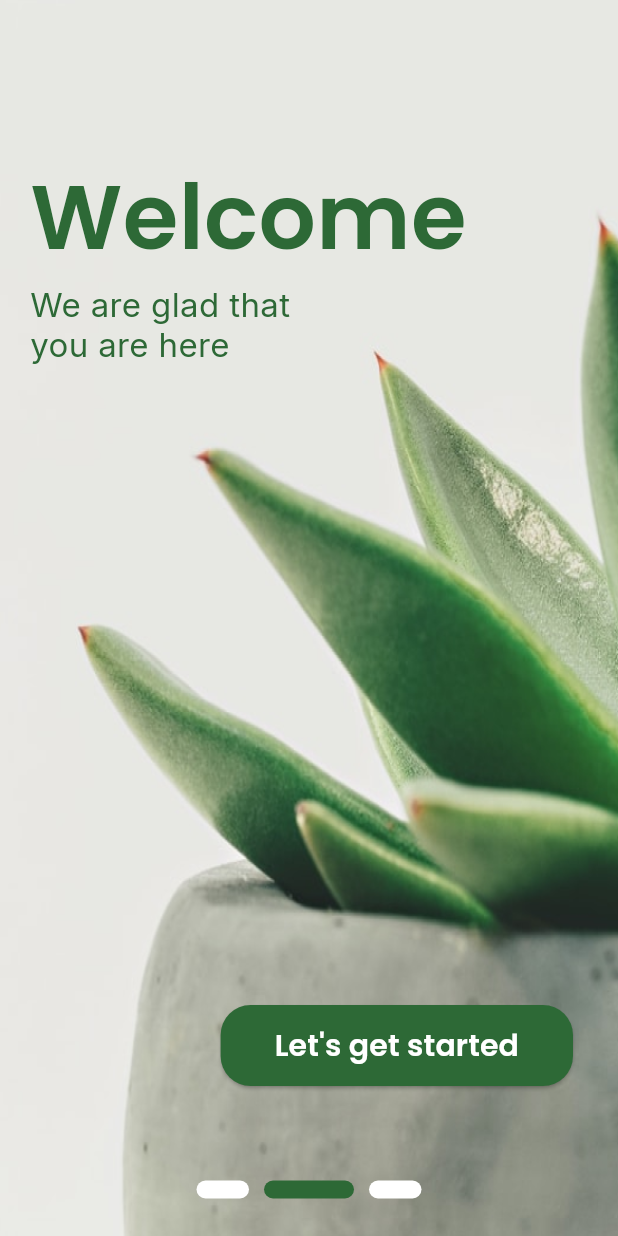
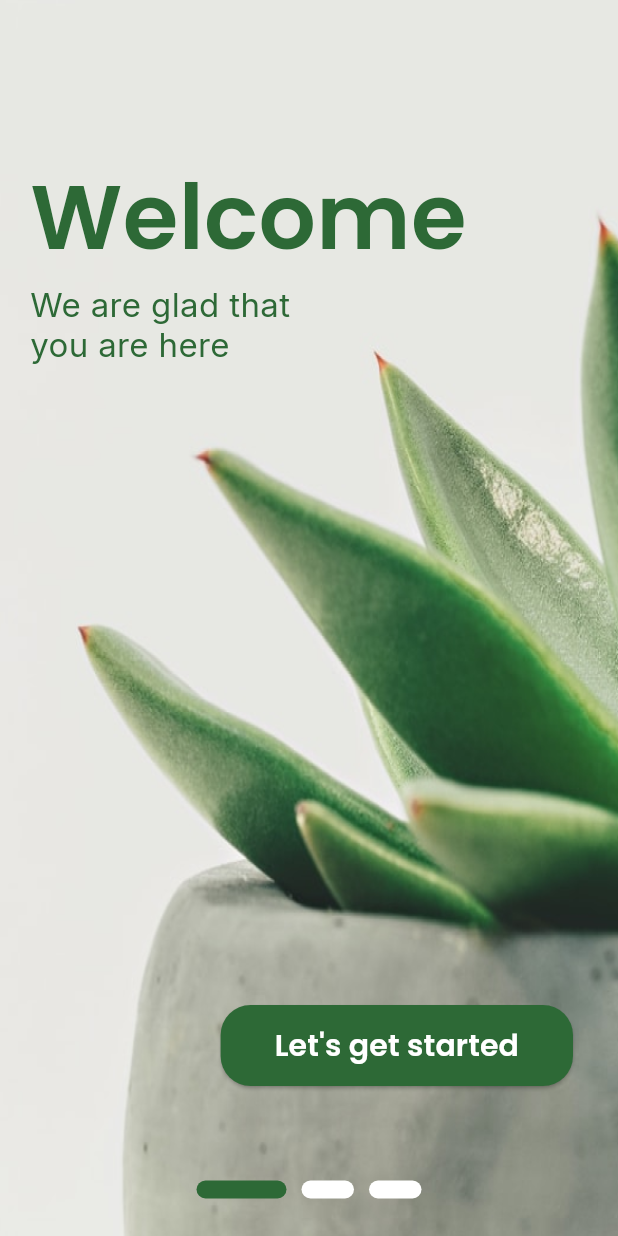
Before and after one commit to Morteza-Rezaei/flutter_templates_and_challenges, a Flutter app: the screen it shows after launch, on a phone screen of 412 x 824 dp. Run offline on Flutter 3.47's test engine with Material 3 defaults, Android fonts, the light colour scheme and no system bars; drawn by our look-alikes of dots_indicator; our stand-ins replace flutter_bloc, google_fonts.

Commit message:
landing_pages: bloc is added and works

```diff
--- /dev/null
+++ b/landing_pages/devtools_options.yaml
@@ -0,0 +1,3 @@
+description: This file stores settings for Dart & Flutter DevTools.
+documentation: https://docs.flutter.dev/tools/devtools/extensions#configure-extension-enablement-states
+extensions:
--- a/landing_pages/lib/main.dart
+++ b/landing_pages/lib/main.dart
@@ -1,4 +1,6 @@
 import 'package:flutter/material.dart';
+import 'package:flutter_bloc/flutter_bloc.dart';
+import 'package:landing_pages/ui/landing_page/bloc/landing_blocs.dart';
 import 'package:landing_pages/ui/landing_page/landing_page.dart';
 import 'package:landing_pages/values/app_colors.dart';
 
@@ -11,7 +13,13 @@ class MainApp extends StatelessWidget {
 
   @override
   Widget build(BuildContext context) {
-    return MaterialApp(
+    return MultiBlocProvider(
+      providers: [
+        BlocProvider(
+          create: (context) => LandingBlocs(),
+        ),
+      ],
+      child: MaterialApp(
         debugShowCheckedModeBanner: false,
         // set theme to green
         theme: ThemeData(
@@ -38,6 +46,7 @@ class MainApp extends StatelessWidget {
           ),
         ),
         home: const LandingPage(),
+      ),
     );
   }
 }
--- /dev/null
+++ b/landing_pages/lib/ui/landing_page/bloc/landing_blocs.dart
@@ -0,0 +1,15 @@
+import 'package:flutter_bloc/flutter_bloc.dart';
+import 'package:landing_pages/ui/landing_page/bloc/landing_events.dart';
+import 'package:landing_pages/ui/landing_page/bloc/landing_states.dart';
+
+class LandingBlocs extends Bloc<LandingEvents, LandingStates> {
+  LandingBlocs() : super(LandingStates()) {
+    on<LandingEvents>(_landingEvents);
+  }
+  void _landingEvents(LandingEvents event, Emitter<LandingStates> emit) {
+    emit(LandingStates(pageIndex: state.pageIndex));
+
+    // print the page index
+    print('Page Index: ${state.pageIndex}');
+  }
+}
--- /dev/null
+++ b/landing_pages/lib/ui/landing_page/bloc/landing_events.dart
@@ -0,0 +1 @@
+class LandingEvents {}
--- /dev/null
+++ b/landing_pages/lib/ui/landing_page/bloc/landing_states.dart
@@ -0,0 +1,6 @@
+class LandingStates {
+  int pageIndex;
+
+  // the first page index is 0
+  LandingStates({this.pageIndex = 0});
+}
--- a/landing_pages/lib/ui/landing_page/landing_page.dart
+++ b/landing_pages/lib/ui/landing_page/landing_page.dart
@@ -1,5 +1,9 @@
 import 'package:dots_indicator/dots_indicator.dart';
 import 'package:flutter/material.dart';
+import 'package:flutter_bloc/flutter_bloc.dart';
+import 'package:landing_pages/ui/landing_page/bloc/landing_blocs.dart';
+import 'package:landing_pages/ui/landing_page/bloc/landing_events.dart';
+import 'package:landing_pages/ui/landing_page/bloc/landing_states.dart';
 import 'package:landing_pages/ui/landing_page/widgets/widgets.dart';
 import 'package:landing_pages/values/app_colors.dart';
 import 'package:landing_pages/values/app_paths.dart';
@@ -10,35 +14,63 @@ class LandingPage extends StatelessWidget {
 
   @override
   Widget build(BuildContext context) {
+    PageController pageController = PageController();
     return Scaffold(
       // hex color: #E7E8E3
-      backgroundColor: const Color(0xFFE7E8E3),
-      body: Stack(
+      backgroundColor: AppColors.appBackground,
+      body: BlocBuilder<LandingBlocs, LandingStates>(
+        builder: (context, state) {
+          return Stack(
             alignment: Alignment.center,
             children: [
               // Page View
               PageView(
+                controller: pageController,
+                onPageChanged: (index) {
+                  // the state value is updated when index changes
+                  state.pageIndex = index;
+                  // then it will trigger the event so the state will be updated
+                  BlocProvider.of<LandingBlocs>(context).add(LandingEvents());
+                },
                 children: [
                   landingPage1(
+                    nextPageIndex: 1,
                     imagePath: LandingPageImages.page1,
                     title: LandingPageTexts.p1Title,
                     subTitle: LandingPageTexts.p1SubTitle,
                     buttonText: LandingPageTexts.p1Button,
-                onPressed: () {},
+                    onPressed: () {
+                      // move to the next page
+                      pageController.animateToPage(
+                        1,
+                        duration: const Duration(milliseconds: 500),
+                        curve: Curves.easeInOut,
+                      );
+                    },
                   ),
                   landingPage2(
+                    nextPageIndex: 2,
                     imagePath: LandingPageImages.page2,
                     title: LandingPageTexts.p2Title,
                     subTitle: LandingPageTexts.p2SubTitle,
                     buttonText: LandingPageTexts.p2Button,
-                onPressed: () {},
+                    onPressed: () {
+                      // move to the next page
+                      pageController.animateToPage(
+                        2,
+                        duration: const Duration(milliseconds: 500),
+                        curve: Curves.easeInOut,
+                      );
+                    },
                   ),
                   landingPage3(
                     imagePath: LandingPageImages.page3,
                     title: LandingPageTexts.p3Title,
                     subTitle: LandingPageTexts.p3SubTitle,
                     buttonText: LandingPageTexts.p3Button,
-                onPressed: () {},
+                    onPressed: () {
+                      // navigate to the app
+                    },
                   ),
                 ],
               ),
@@ -47,7 +79,8 @@ class LandingPage extends StatelessWidget {
               Positioned(
                 bottom: 25,
                 child: DotsIndicator(
-              position: 1,
+                  // so the dots will be updated based on the state value
+                  position: state.pageIndex,
                   dotsCount: 3,
                   mainAxisAlignment: MainAxisAlignment.center,
                   decorator: DotsDecorator(
@@ -66,6 +99,8 @@ class LandingPage extends StatelessWidget {
                 ),
               ),
             ],
+          );
+        },
       ),
     );
   }
--- a/landing_pages/lib/ui/landing_page/widgets/widgets.dart
+++ b/landing_pages/lib/ui/landing_page/widgets/widgets.dart
@@ -3,6 +3,7 @@ import 'package:landing_pages/ui/landing_page/widgets/text_style.dart';
 
 // Landing Page 1
 Widget landingPage1({
+  required int nextPageIndex,
   required String imagePath,
   required String title,
   required String subTitle,
@@ -53,6 +54,7 @@ Widget landingPage1({
 
 // Landing Page 2
 Widget landingPage2({
+  required int nextPageIndex,
   required String imagePath,
   required String title,
   required String subTitle,
--- a/landing_pages/lib/values/app_colors.dart
+++ b/landing_pages/lib/values/app_colors.dart
@@ -5,4 +5,6 @@ class AppColors {
   static const primaryGreen = Color(0xFF2D6936);
   // mid green color
   static const midGreen = Color(0xFF2D6936);
+  // app background color
+  static const appBackground = Color(0xFFE7E8E3);
 }
--- a/landing_pages/pubspec.yaml
+++ b/landing_pages/pubspec.yaml
@@ -10,6 +10,7 @@ dependencies:
   dots_indicator: ^3.0.0
   flutter:
     sdk: flutter
+  flutter_bloc: ^8.1.6
   google_fonts: ^6.2.1
 
 dev_dependencies:
```
Also changed, not shown: landing_pages/pubspec.lock. Lines whose indentation alone changed are shown as unchanged.
